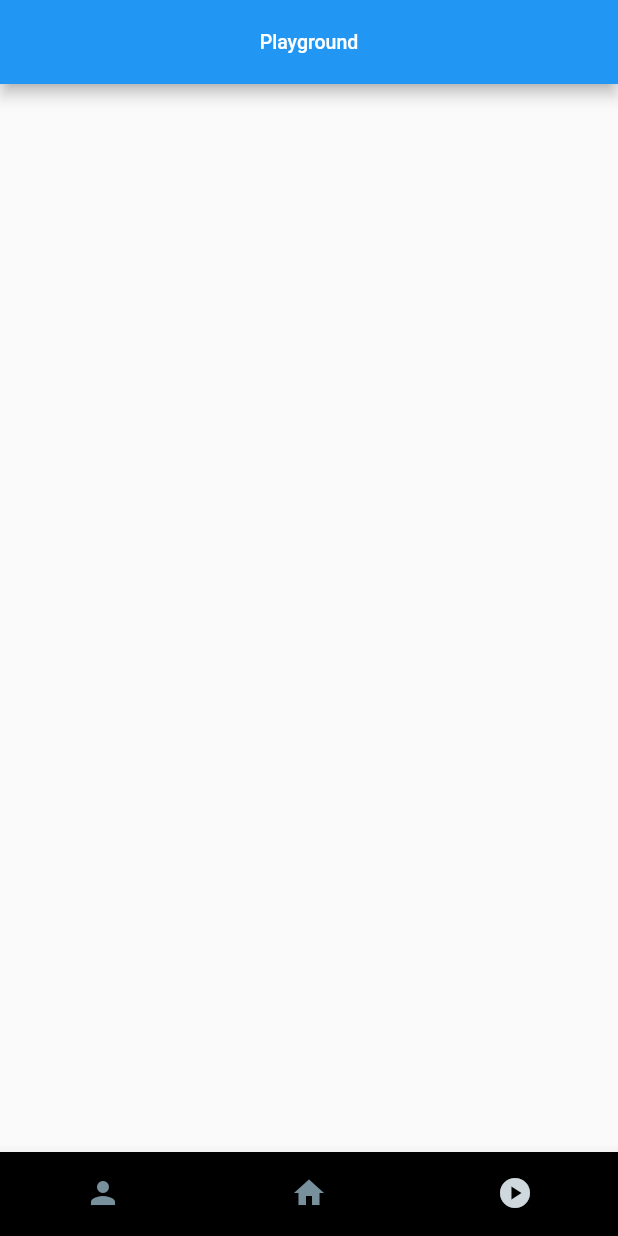
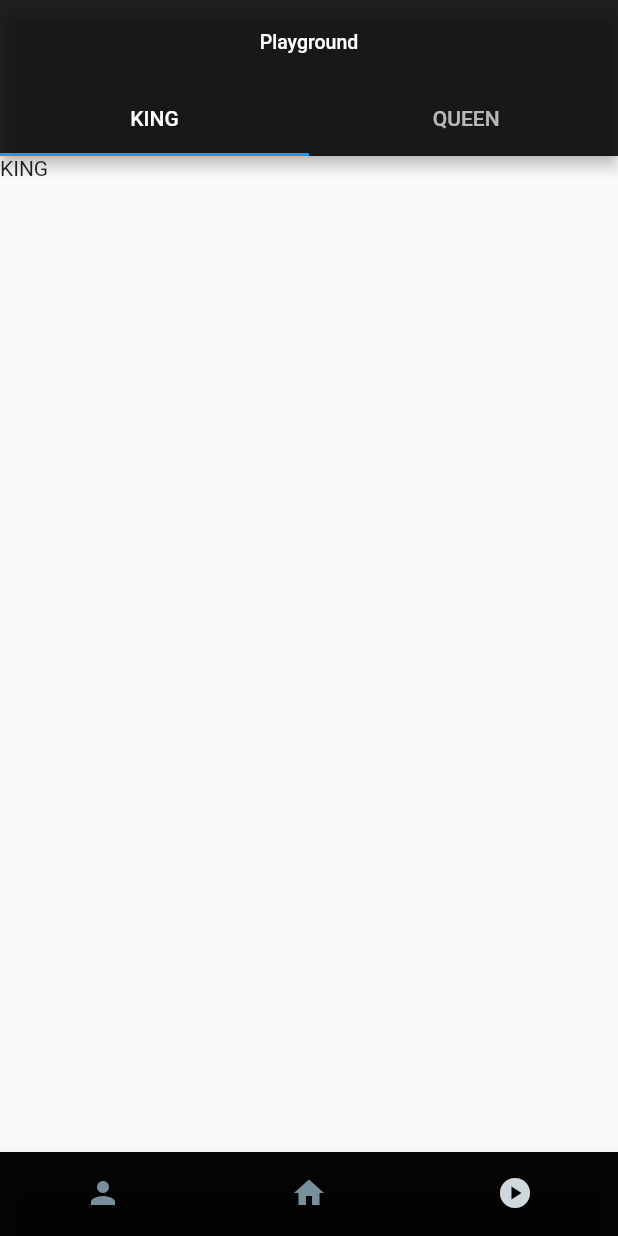
Before and after one commit to TauUpsilon/EdFlutterDemo, a Flutter app: the screen it shows after launch, swiped to page 3, on a phone screen of 412 x 824 dp. Run offline on Flutter 3.47's test engine with Material 2 defaults, Android fonts, the phone set to English and light mode, and no system bars; our stand-ins replace get_it, redux, rxdart; missing offline and left inert: reflectable; statements that could not run were skipped.

Commit message:
create base widget state

```diff
--- a/project/lib/featured/home/home.page.dart
+++ b/project/lib/featured/home/home.page.dart
@@ -1,14 +1,15 @@
 import 'package:flutter/material.dart';
 import 'package:project/featured/home/widgets/home.widget.dart';
 import 'package:project/featured/home/widgets/profile.widget.dart';
-import 'package:project/featured/home/widgets/settings.widget.dart';
+import 'package:project/featured/home/widgets/playground.widget.dart';
+import 'package:project/shared/bases/base_widget.state.dart';
 
 class HomePage extends StatefulWidget {
   @override
   _HomePageState createState() => _HomePageState();
 }
 
-class _HomePageState extends State<HomePage> {
+class _HomePageState extends BaseWidgetState<HomePage> {
   static int _selectedTap = 1;
 
   PageController _pageCtrl = PageController(initialPage: _selectedTap);
@@ -16,7 +17,7 @@ class _HomePageState extends State<HomePage> {
   List<Widget> _tapWidgets = <Widget>[
     ProfileWidget(),
     HomeWidget(),
-    SettingsWidget()
+    PlaygroundWidget()
   ];
 
   void _onPageChanged(int index) {
@@ -26,14 +27,14 @@ class _HomePageState extends State<HomePage> {
   }
 
   void _onTap(int index) {
-    print('Tap is on ${index}');
+    print('Home tap is on ${_tapWidgets[index]}');
     this._pageCtrl.jumpToPage(index);
   }
 
   @override
   Widget build(BuildContext context) {
     return Scaffold(
-      backgroundColor: Colors.blueGrey[50],
+      backgroundColor: Colors.black87,
       body: PageView(
         controller: this._pageCtrl,
         children: this._tapWidgets,
@@ -41,7 +42,7 @@ class _HomePageState extends State<HomePage> {
         physics: NeverScrollableScrollPhysics(),
       ),
       bottomNavigationBar: BottomNavigationBar(
-        backgroundColor: Colors.black,
+        backgroundColor: Colors.black87,
         showSelectedLabels: false,
         showUnselectedLabels: false,
         currentIndex: _selectedTap,
@@ -56,8 +57,7 @@ class _HomePageState extends State<HomePage> {
               activeIcon: Icon(
                 Icons.person,
                 color: Colors.blueGrey[100],
-            ),
-          ),
+              )),
           BottomNavigationBarItem(
             label: 'Home',
             icon: Icon(
--- /dev/null
+++ b/project/lib/featured/home/widgets/playground.widget.dart
@@ -0,0 +1,69 @@
+import 'package:flutter/cupertino.dart';
+import 'package:flutter/material.dart';
+import 'package:project/shared/bases/base_widget.state.dart';
+import 'package:rxdart/rxdart.dart';
+
+class PlaygroundWidget extends StatefulWidget {
+  @override
+  _PlaygroundWidgetState createState() => _PlaygroundWidgetState();
+}
+
+class _PlaygroundWidgetState extends BaseWidgetState<PlaygroundWidget> {
+  static const data = {
+    'king': {'name': 'KING', 'said': 'I am the king'},
+    'queen': {'name': 'QUEEN', 'said': 'I am the queen'}
+  };
+
+  var subject = new BehaviorSubject<Map<String, String>>();
+
+  // void onSubject() {
+  //   var subject = new BehaviorSubject<Map<String, Map<String, String>>>();
+  // }
+
+  @override
+  void initState() {
+    super.initState();
+
+    subject.listen((value) {
+      print(value);
+    });
+
+    subject.add(data['king']);
+  }
+
+  @override
+  Widget build(BuildContext context) {
+    return DefaultTabController(
+        length: 2,
+        initialIndex: 0,
+        child: Scaffold(
+          appBar: AppBar(
+            centerTitle: true,
+            title: Text(
+              'Playground',
+              style: TextStyle(fontSize: 13),
+            ),
+            backgroundColor: Colors.black87,
+            bottom: TabBar(
+              onTap: (val) {
+                print(val);
+              },
+              tabs: [
+                Tab(
+                  text: 'KING',
+                ),
+                Tab(
+                  text: ' QUEEN',
+                ),
+              ],
+            ),
+          ),
+          body: const TabBarView(
+            children: [
+              Text('KING'),
+              Text('QUEEN'),
+            ],
+          ),
+        ));
+  }
+}
--- a/project/lib/featured/home/widgets/settings.widget.dart
+++ /dev/null
@@ -1,17 +0,0 @@
-import 'package:flutter/cupertino.dart';
-import 'package:flutter/material.dart';
-
-class SettingsWidget extends StatelessWidget {
-  @override
-  Widget build(BuildContext context) {
-    return Scaffold(
-      appBar: AppBar(
-        centerTitle: true,
-        title: Text(
-          'Playground',
-          style: TextStyle(fontSize: 13),
-        ),
-      ),
-    );
-  }
-}
--- a/project/lib/featured/user/user_list.page.dart
+++ b/project/lib/featured/user/user_list.page.dart
@@ -2,11 +2,10 @@ import 'package:flutter/material.dart';
 import 'package:project/featured/user/user.service.dart';
 import 'package:project/featured/user/user_detail.page.dart';
 import 'package:project/main.locator.dart';
+import 'package:project/shared/bases/base_widget.state.dart';
 import 'package:project/shared/models/api_data.model.dart';
 import 'package:project/shared/models/data_room.model.dart';
 import 'package:project/shared/models/user.model.dart';
-
-var lastOffset = 0.0;
 
 class UserListPageModel {
   final Stream<ApiData<User>> getUsers;
@@ -19,7 +18,7 @@ class UserListPage extends StatefulWidget {
   _UserListPageState createState() => _UserListPageState();
 }
 
-class _UserListPageState extends State<UserListPage>
+class _UserListPageState extends BaseWidgetState<UserListPage>
     with AutomaticKeepAliveClientMixin {
   // var _scrollCtrl = ScrollController();
 
--- a/project/lib/main.route.dart
+++ b/project/lib/main.route.dart
@@ -9,7 +9,7 @@ class RouteGenerator {
   static Route<dynamic> generateRoute(RouteSettings settings) {
     final args = settings.arguments;
 
-    print('Router settings name is - ${settings.name}');
+    print('Route is at - ${settings.name}');
 
     switch (settings.name) {
       case '/':
```
Also changed, not shown: project/lib/featured/home/widgets/home.widget.dart (+8 -1 lines), project/lib/featured/home/widgets/profile.widget.dart (+8 -1 lines), project/lib/featured/user/user_detail.page.dart (+8 -2 lines), project/lib/shared/bases/base_widget.state.dart (added, +15 -0 lines). Lines whose indentation alone changed are shown as unchanged.
